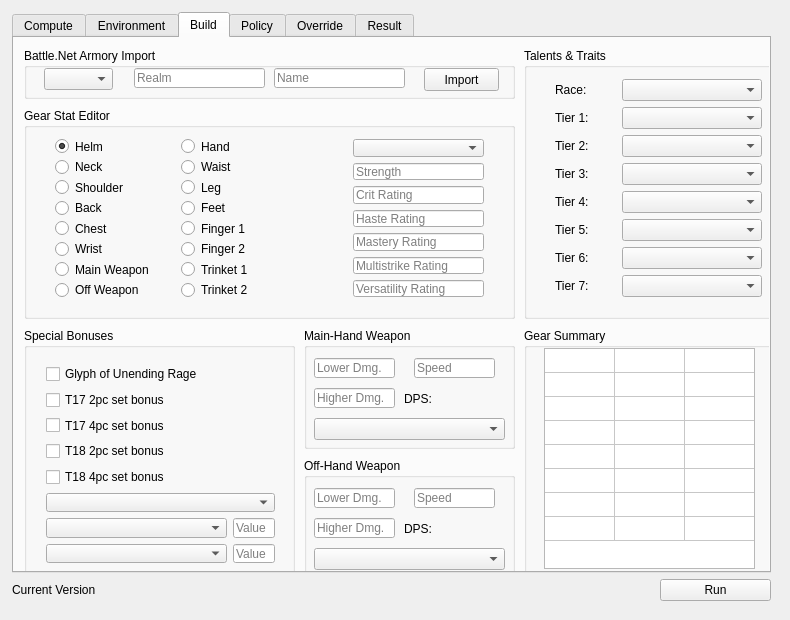
AeanSR/irecore, file gic.ui: the form before one commit.
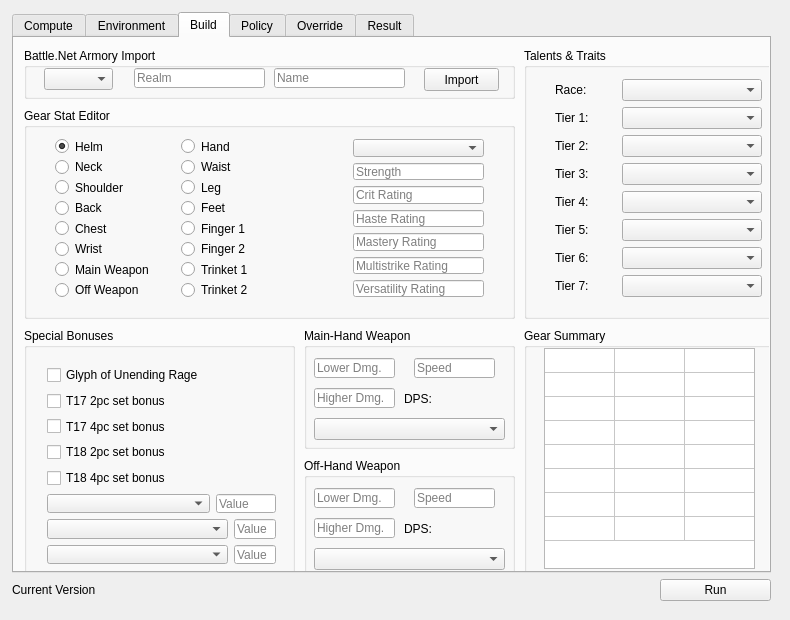
The form after the commit.

Commit message: New legendary ring implemented. While importing, the button is now disabled. Changed Blizzard API entry. Fixed several bugs: Mark of the Shattered Hand initial damage should crit. Characters configured from GUI did not correctly get SMF bonus, characters with 2h get the bonus, while characters with 1h don't.

```diff
--- a/gic.ui
+++ b/gic.ui
@@ -813,8 +813,8 @@
          <widget class="QWidget" name="">
           <property name="geometry">
            <rect>
-            <x>11</x>
-            <y>25</y>
+            <x>12</x>
+            <y>26</y>
             <width>251</width>
             <height>221</height>
            </rect>
@@ -856,6 +856,8 @@
             </widget>
            </item>
            <item>
+            <layout class="QHBoxLayout" name="horizontalLayout_22">
+             <item>
             <widget class="QComboBox" name="comboIncandescence">
              <property name="minimumSize">
               <size>
@@ -864,6 +866,27 @@
               </size>
              </property>
             </widget>
+             </item>
+             <item>
+              <widget class="QLineEdit" name="txtLegendaryRing">
+               <property name="minimumSize">
+                <size>
+                 <width>60</width>
+                 <height>0</height>
+                </size>
+               </property>
+               <property name="maximumSize">
+                <size>
+                 <width>60</width>
+                 <height>16777215</height>
+                </size>
+               </property>
+               <property name="placeholderText">
+                <string>Value</string>
+               </property>
+              </widget>
+             </item>
+            </layout>
            </item>
            <item>
             <layout class="QHBoxLayout" name="horizontalLayout_21">
```
Lines whose indentation alone changed are shown as unchanged. The commit also changes 6 other files.
